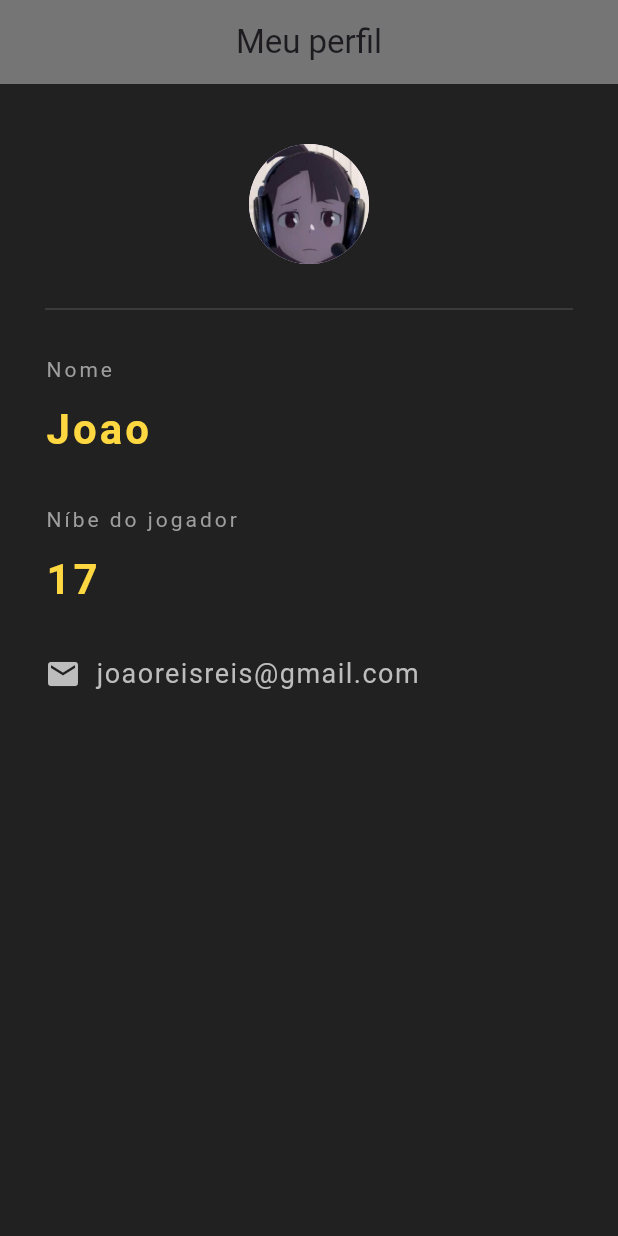
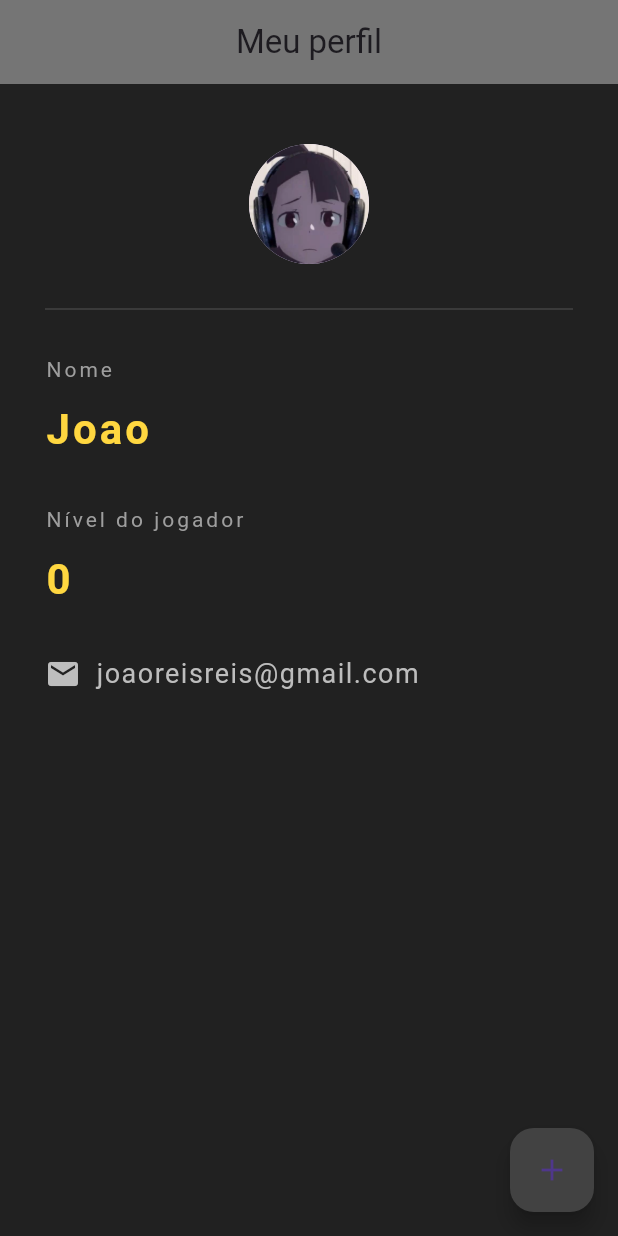
Before and after one commit to joaovitro99/perfilMobile, a Flutter app: the screen it shows after launch, on a phone screen of 412 x 824 dp. Run offline on Flutter 3.47's test engine with Material 3 defaults, Android fonts, the phone set to English and light mode, and no system bars.

Commit message:
treino flutter

```diff
--- a/flutter_application_1/lib/main.dart
+++ b/flutter_application_1/lib/main.dart
@@ -6,7 +6,13 @@ void main() {
   ));
 
 }
-class Layout extends StatelessWidget{
+class Layout extends StatefulWidget{
+  @override
+  State<Layout> createState() => _LayoutState();
+}
+
+class _LayoutState extends State<Layout> {
+  int nivel = 0;
   @override
   Widget build(BuildContext context){
     return Scaffold(
@@ -16,6 +22,16 @@ class Layout extends StatelessWidget{
         centerTitle: true,
         backgroundColor: Colors.grey[600],
       ),
+        floatingActionButton: FloatingActionButton(
+            onPressed: (){
+              setState(() {
+                nivel +=1;
+              });
+            },
+            child: Icon(Icons.add),
+      backgroundColor: Colors.grey[800],
+
+        ),
         body:Padding(
             padding: EdgeInsets.fromLTRB(30,40,30,0),
           child: Column(
@@ -49,7 +65,7 @@ class Layout extends StatelessWidget{
                   )),
               SizedBox(height:30.0),
               Text(
-                  'Níbe do jogador',
+                  'Nível do jogador',
                   style: TextStyle(
                     color: Colors.grey,
                     letterSpacing: 2.0,
@@ -57,7 +73,7 @@ class Layout extends StatelessWidget{
                   )),
               SizedBox(height:10.0),
               Text(
-                  '17',
+                  '$nivel',
                   style: TextStyle(
                     color: Colors.amberAccent[200],
                     letterSpacing: 2.0,
```
